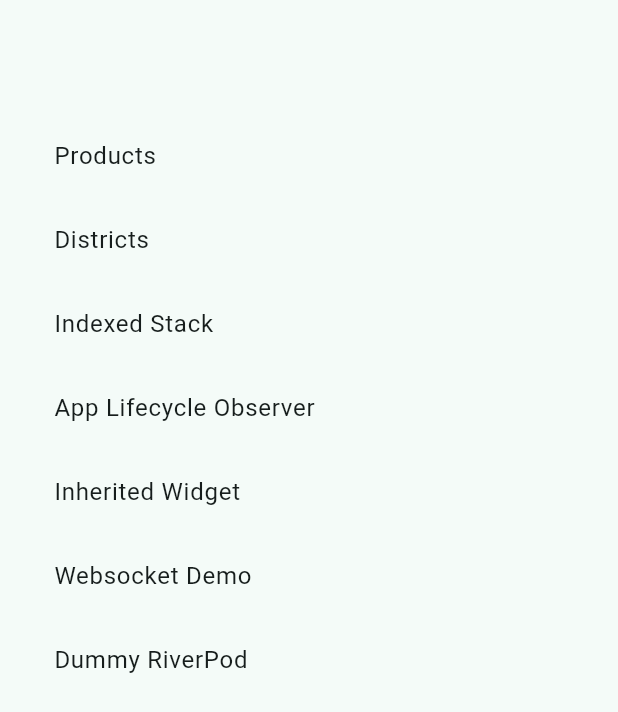
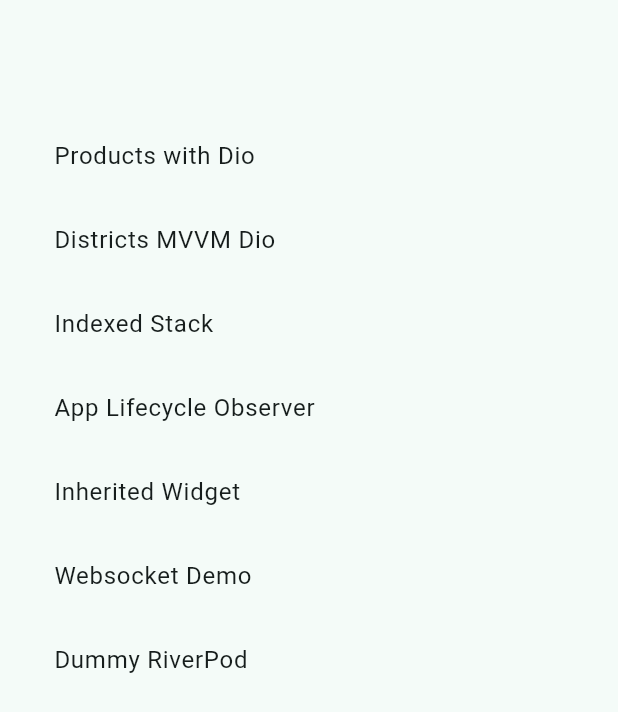
Before and after one commit to MdZunaed/dummy_app, a Flutter app: the screen it shows after launch, on a phone screen of 412 x 824 dp. Shown: the top 712 px of the screen. Run offline on Flutter 3.47's test engine with Material 3 defaults, Android fonts, the phone set to English and light mode, and no system bars; our stand-ins replace dio, flutter_riverpod, go_router.

Commit message:
rename features

```diff
--- a/lib/features/home/screen/home_screen.dart
+++ b/lib/features/home/screen/home_screen.dart
@@ -14,11 +14,11 @@ class HomeScreen extends StatelessWidget {
         child: Column(
           children: [
             ListTile(
-              title: const Text("Products"),
+              title: const Text("Products with Dio"),
               onTap: () => context.push(AppRoutes.products),
             ),
             ListTile(
-              title: const Text("Districts"),
+              title: const Text("Districts MVVM Dio"),
               onTap: () => context.push(AppRoutes.districts),
             ),
             ListTile(
```
